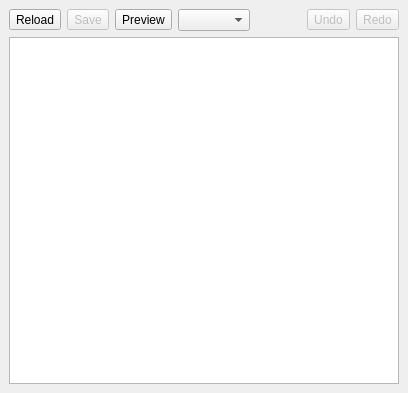
cricobs/calibre_highway, file calibre/gui2/viewer/qdockwidget/qdockwidgetSynopsis.ui: the form before one commit.
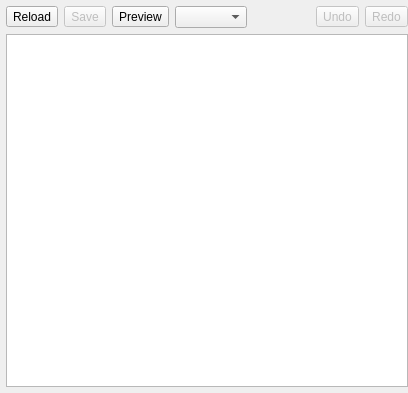
The form after the commit. Custom widgets are drawn as their Qt base class.

Commit message: position label move

```diff
--- a/calibre/gui2/viewer/qdockwidget/qdockwidgetSynopsis.ui
+++ b/calibre/gui2/viewer/qdockwidget/qdockwidgetSynopsis.ui
@@ -34,6 +34,18 @@
       </property>
       <widget class="QWidget" name="page">
        <layout class="QVBoxLayout" name="verticalLayout">
+        <property name="leftMargin">
+         <number>6</number>
+        </property>
+        <property name="topMargin">
+         <number>6</number>
+        </property>
+        <property name="rightMargin">
+         <number>0</number>
+        </property>
+        <property name="bottomMargin">
+         <number>6</number>
+        </property>
         <item>
          <layout class="QHBoxLayout" name="horizontalLayout">
           <item>
```
Left out of the diff: 12 changed lines with no effect on the pictures. The commit also changes 4 other files.
